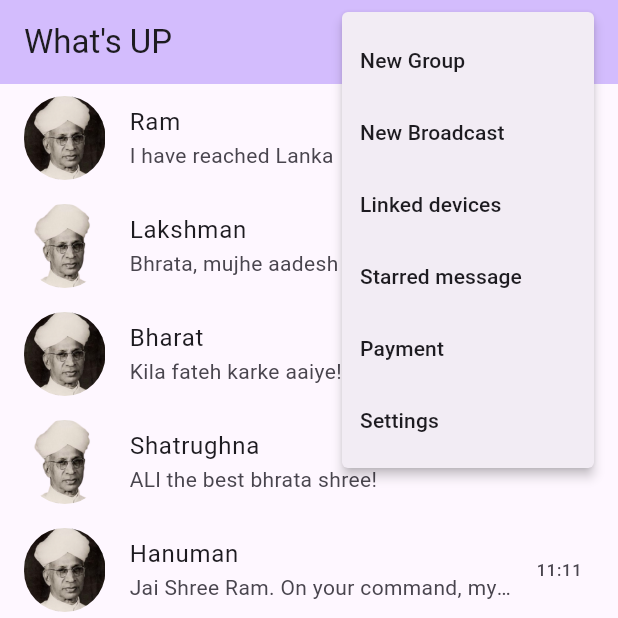
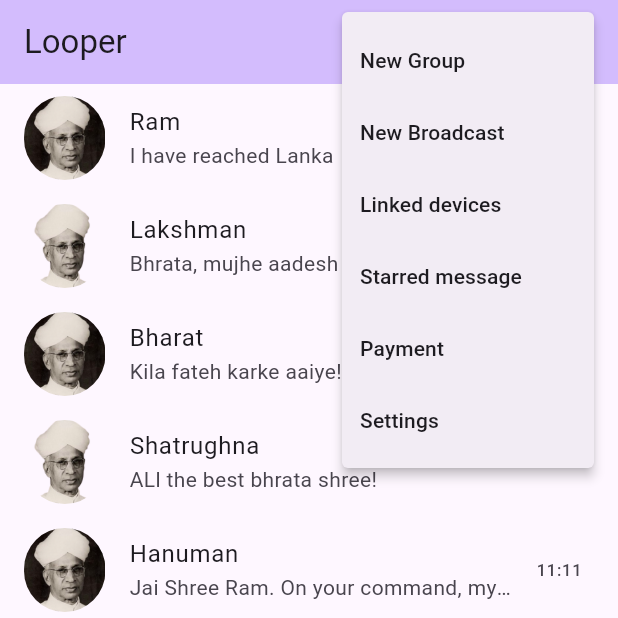
Before and after one commit to DevAngiras/bloc, a Flutter app: the screen it shows after launch, after a tap on the "more vert" icon, on a phone screen of 412 x 824 dp, the top half of it. Run offline on Flutter 3.47's test engine with Material 3 defaults, Android fonts, the phone set to English and light mode, and no system bars.

Commit message:
app_name

```diff
--- a/lib/main.dart
+++ b/lib/main.dart
@@ -1,5 +1,5 @@
 import 'package:flutter/material.dart';
-import 'package:test_app/screens/HomePage.dart';
+import 'package:looper/screens/HomePage.dart';
 
 void main() {
   runApp(const MyApp());
@@ -12,7 +12,7 @@ class MyApp extends StatelessWidget {
   @override
   Widget build(BuildContext context) {
     return MaterialApp(
-      title: 'Flutter Demo',
+      title: 'Looper',
       theme: ThemeData(
         colorScheme: ColorScheme.fromSeed(seedColor: Colors.deepPurple),
         useMaterial3: true,
--- a/lib/screens/ChatPage.dart
+++ b/lib/screens/ChatPage.dart
@@ -11,6 +11,7 @@ class ChatPage extends StatefulWidget {
 }
 
 class _ChatPageState extends State<ChatPage> {
+  final TextEditingController _messageController = TextEditingController();
   final ScrollController _scrollController = ScrollController();
   @override
   void initState() {
--- a/lib/screens/HomePage.dart
+++ b/lib/screens/HomePage.dart
@@ -1,7 +1,7 @@
 // ignore_for_file: file_names
 
 import 'package:flutter/material.dart';
-import 'package:test_app/screens/ChatPage.dart';
+import 'package:looper/screens/ChatPage.dart';
 
 class HomePage extends StatefulWidget {
   const HomePage({super.key});
@@ -81,7 +81,7 @@ class _HomePageState extends State<HomePage> {
           title: Row(
             mainAxisAlignment: MainAxisAlignment.spaceBetween,
             children: [
-              Text("What's UP"),
+              const Text("Looper"),
               Row(
                 children: [
                   Icon(Icons.search),
@@ -89,27 +89,27 @@ class _HomePageState extends State<HomePage> {
                       onSelected: (value) => {print(value)},
                       itemBuilder: (BuildContext context) =>
                           <PopupMenuEntry<String>>[
-                            PopupMenuItem(
+                            const PopupMenuItem(
                               value: "New Group",
                               child: Text("New Group"),
                             ),
-                            PopupMenuItem(
+                            const PopupMenuItem(
                               value: "New Broadcast",
                               child: Text("New Broadcast"),
                             ),
-                            PopupMenuItem(
+                            const PopupMenuItem(
                               value: "Linked devices",
                               child: Text("Linked devices"),
                             ),
-                            PopupMenuItem(
+                            const PopupMenuItem(
                               value: "Starred message",
                               child: Text("Starred message"),
                             ),
-                            PopupMenuItem(
+                            const PopupMenuItem(
                               value: "Payment",
                               child: Text("Payment"),
                             ),
-                            PopupMenuItem(
+                            const PopupMenuItem(
                               value: "Settings",
                               child: Text("Settings"),
                             ),
--- a/pubspec.yaml
+++ b/pubspec.yaml
@@ -1,4 +1,4 @@
-name: test_app
+name: looper
 description: "A new Flutter project."
 # The following line prevents the package from being accidentally published to
 # pub.dev using `flutter pub publish`. This is preferred for private packages.
```
Also changed, not shown: 1 other file.
